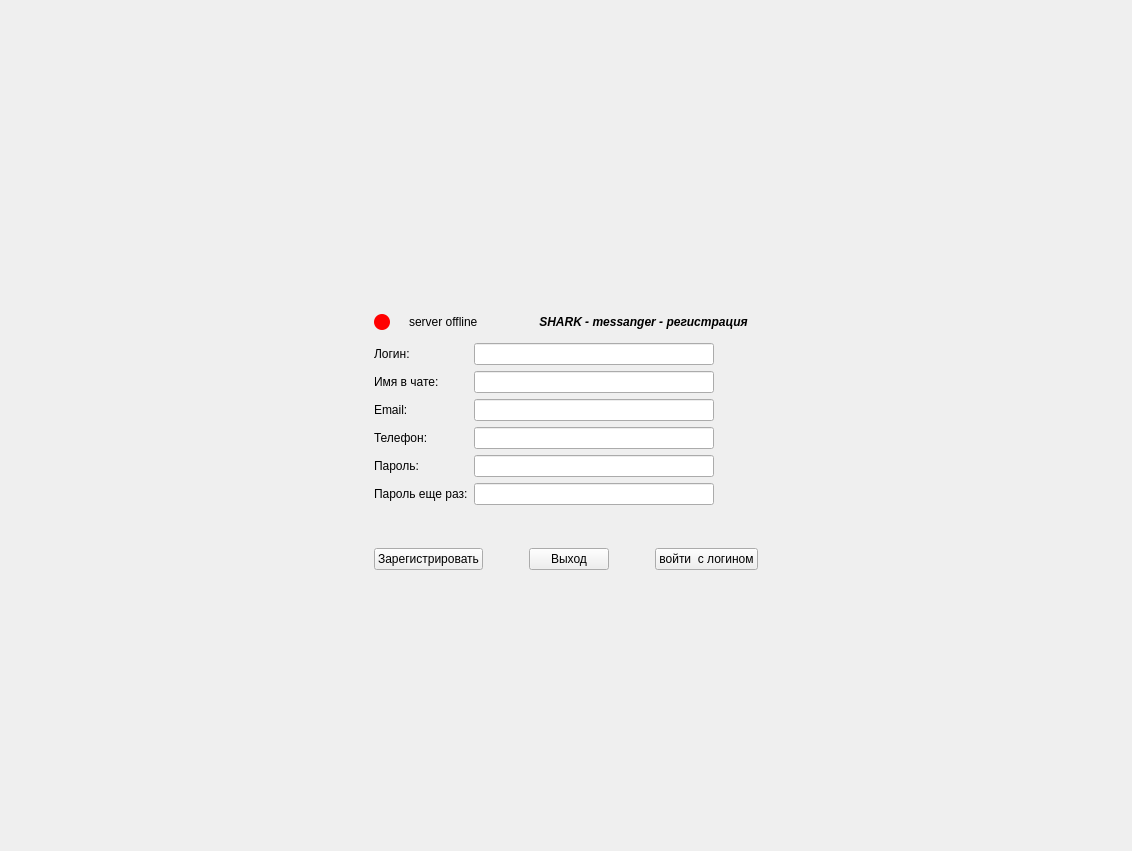
Before: the Qt Designer form Shark_UI/screen_register.ui in YanBatytskiy/Shark_3_0_Qt, drawn with Qt 5.
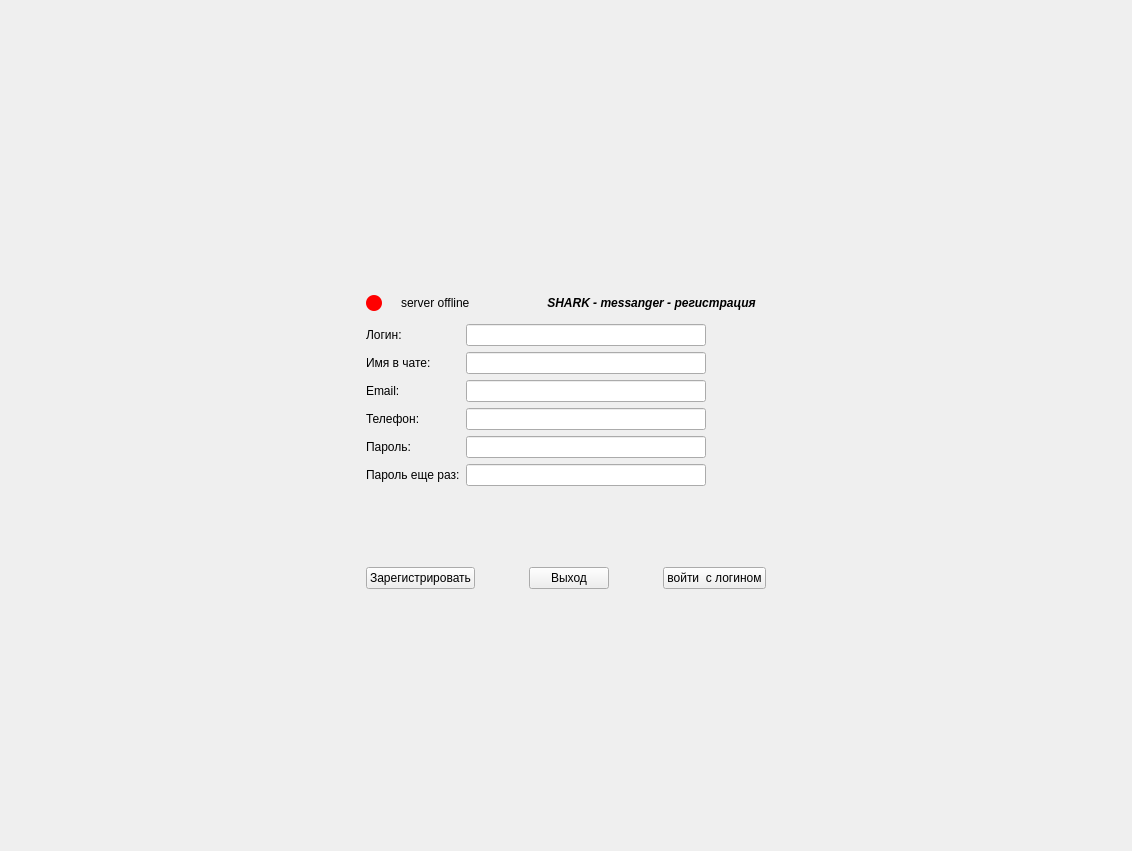
After: the same form once the commit is applied. Icons and pictures are not drawn.

Patch:
```diff
--- a/Shark_UI/screen_register.ui
+++ b/Shark_UI/screen_register.ui
@@ -188,6 +188,12 @@
        </item>
        <item>
         <widget class="QLabel" name="label">
+         <property name="sizePolicy">
+          <sizepolicy hsizetype="Fixed" vsizetype="Preferred">
+           <horstretch>0</horstretch>
+           <verstretch>0</verstretch>
+          </sizepolicy>
+         </property>
          <property name="font">
           <font>
            <italic>true</italic>
@@ -238,14 +244,14 @@
      </item>
      <item>
       <layout class="QFormLayout" name="formLayout">
-       <item row="0" column="0">
+       <item row="1" column="0">
         <widget class="QLabel" name="label_5">
          <property name="text">
           <string>Логин:</string>
          </property>
         </widget>
        </item>
-       <item row="0" column="1">
+       <item row="1" column="1">
         <widget class="QLineEdit" name="loginEdit">
          <property name="sizePolicy">
           <sizepolicy hsizetype="Fixed" vsizetype="Fixed">
@@ -267,21 +273,89 @@
          </property>
         </widget>
        </item>
-       <item row="1" column="0">
+       <item row="2" column="0">
         <widget class="QLabel" name="label_2">
          <property name="text">
           <string>Имя в чате:</string>
          </property>
         </widget>
        </item>
+       <item row="2" column="1">
+        <widget class="QLineEdit" name="nameEdit">
+         <property name="sizePolicy">
+          <sizepolicy hsizetype="Fixed" vsizetype="Fixed">
+           <horstretch>0</horstretch>
+           <verstretch>0</verstretch>
+          </sizepolicy>
+         </property>
+         <property name="minimumSize">
+          <size>
+           <width>240</width>
+           <height>0</height>
+          </size>
+         </property>
+         <property name="toolTip">
+          <string>Не менее 2 и не более 20 символов, только английские буквы и цифры</string>
+         </property>
+         <property name="toolTipDuration">
+          <number>10000</number>
+         </property>
+        </widget>
+       </item>
+       <item row="3" column="0">
+        <widget class="QLabel" name="label_7">
+         <property name="text">
+          <string>Email:</string>
+         </property>
+        </widget>
+       </item>
+       <item row="3" column="1">
+        <widget class="QLineEdit" name="emailLineEdit">
+         <property name="sizePolicy">
+          <sizepolicy hsizetype="Fixed" vsizetype="Fixed">
+           <horstretch>0</horstretch>
+           <verstretch>0</verstretch>
+          </sizepolicy>
+         </property>
+         <property name="minimumSize">
+          <size>
+           <width>240</width>
+           <height>0</height>
+          </size>
+         </property>
+        </widget>
+       </item>
        <item row="4" column="0">
+        <widget class="QLabel" name="label_8">
+         <property name="text">
+          <string>Телефон:</string>
+         </property>
+        </widget>
+       </item>
+       <item row="4" column="1">
+        <widget class="QLineEdit" name="phoneLineEdit">
+         <property name="sizePolicy">
+          <sizepolicy hsizetype="Fixed" vsizetype="Fixed">
+           <horstretch>0</horstretch>
+           <verstretch>0</verstretch>
+          </sizepolicy>
+         </property>
+         <property name="minimumSize">
+          <size>
+           <width>240</width>
+           <height>0</height>
+          </size>
+         </property>
+        </widget>
+       </item>
+       <item row="5" column="0">
         <widget class="QLabel" name="label_3">
          <property name="text">
           <string>Пароль:</string>
          </property>
         </widget>
        </item>
-       <item row="4" column="1">
+       <item row="5" column="1">
         <widget class="QLineEdit" name="passwordEdit">
          <property name="sizePolicy">
           <sizepolicy hsizetype="Fixed" vsizetype="Fixed">
@@ -306,14 +380,14 @@
          </property>
         </widget>
        </item>
-       <item row="5" column="0">
+       <item row="6" column="0">
         <widget class="QLabel" name="label_4">
          <property name="text">
           <string>Пароль еще раз:</string>
          </property>
         </widget>
        </item>
-       <item row="5" column="1">
+       <item row="6" column="1">
         <widget class="QLineEdit" name="passwordConfirmEdit">
          <property name="sizePolicy">
           <sizepolicy hsizetype="Fixed" vsizetype="Fixed">
@@ -338,76 +412,36 @@
          </property>
         </widget>
        </item>
-       <item row="1" column="1">
-        <widget class="QLineEdit" name="nameEdit">
-         <property name="sizePolicy">
-          <sizepolicy hsizetype="Fixed" vsizetype="Fixed">
-           <horstretch>0</horstretch>
-           <verstretch>0</verstretch>
-          </sizepolicy>
-         </property>
-         <property name="minimumSize">
-          <size>
-           <width>240</width>
-           <height>0</height>
-          </size>
-         </property>
-         <property name="toolTip">
-          <string>Не менее 2 и не более 20 символов, только английские буквы и цифры</string>
-         </property>
-         <property name="toolTipDuration">
-          <number>10000</number>
-         </property>
-        </widget>
-       </item>
-       <item row="2" column="0">
-        <widget class="QLabel" name="label_7">
-         <property name="text">
-          <string>Email:</string>
-         </property>
-        </widget>
-       </item>
-       <item row="2" column="1">
-        <widget class="QLineEdit" name="emailLineEdit">
-         <property name="sizePolicy">
-          <sizepolicy hsizetype="Fixed" vsizetype="Fixed">
-           <horstretch>0</horstretch>
-           <verstretch>0</verstretch>
-          </sizepolicy>
-         </property>
-         <property name="minimumSize">
-          <size>
-           <width>240</width>
-           <height>0</height>
-          </size>
-         </property>
-        </widget>
-       </item>
-       <item row="3" column="0">
-        <widget class="QLabel" name="label_8">
-         <property name="text">
-          <string>Телефон:</string>
-         </property>
-        </widget>
-       </item>
-       <item row="3" column="1">
-        <widget class="QLineEdit" name="phoneLineEdit">
-         <property name="sizePolicy">
-          <sizepolicy hsizetype="Fixed" vsizetype="Fixed">
-           <horstretch>0</horstretch>
-           <verstretch>0</verstretch>
-          </sizepolicy>
-         </property>
-         <property name="minimumSize">
-          <size>
-           <width>240</width>
-           <height>0</height>
-          </size>
-         </property>
-        </widget>
-       </item>
       </layout>
      </item>
+     <item>
+      <widget class="QLabel" name="hintLabel">
+       <property name="sizePolicy">
+        <sizepolicy hsizetype="Fixed" vsizetype="Fixed">
+         <horstretch>0</horstretch>
+         <verstretch>0</verstretch>
+        </sizepolicy>
+       </property>
+       <property name="minimumSize">
+        <size>
+         <width>400</width>
+         <height>32</height>
+        </size>
+       </property>
+       <property name="maximumSize">
+        <size>
+         <width>400</width>
+         <height>32</height>
+        </size>
+       </property>
+       <property name="text">
+        <string/>
+       </property>
+       <property name="wordWrap">
+        <bool>true</bool>
+       </property>
+      </widget>
+     </item>
      <item>
       <spacer name="verticalSpacer">
        <property name="orientation">
```
